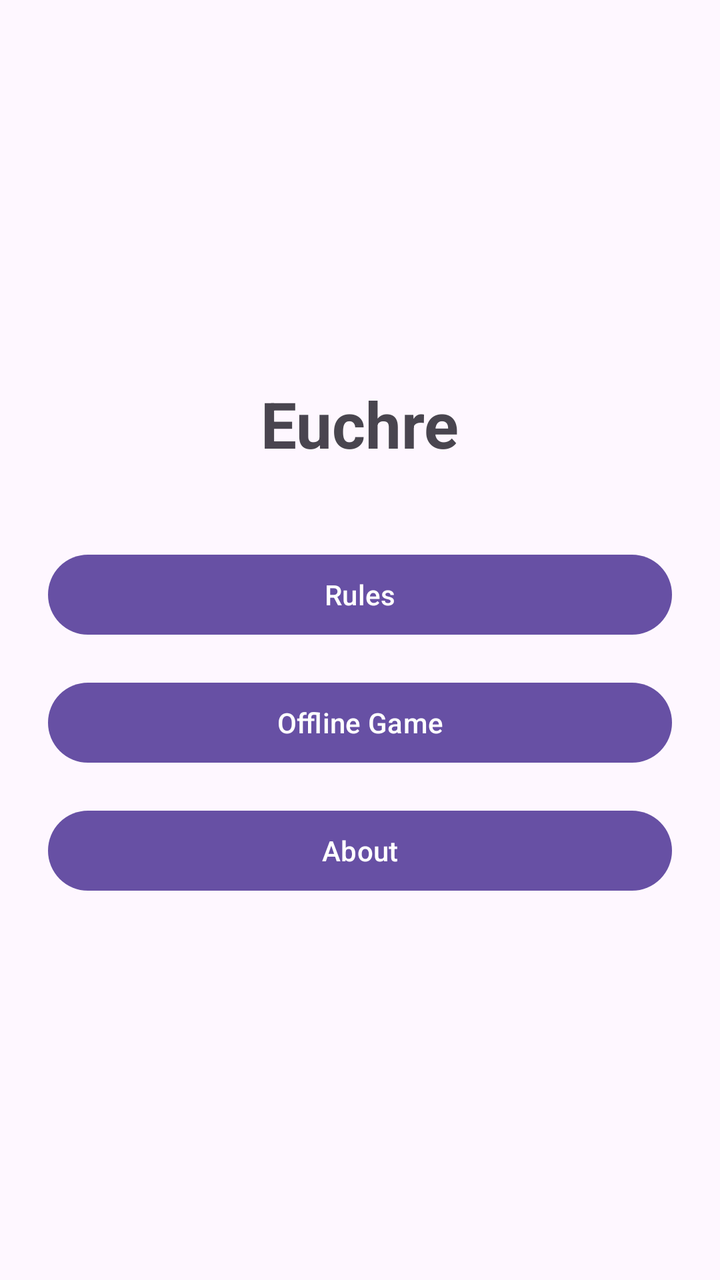
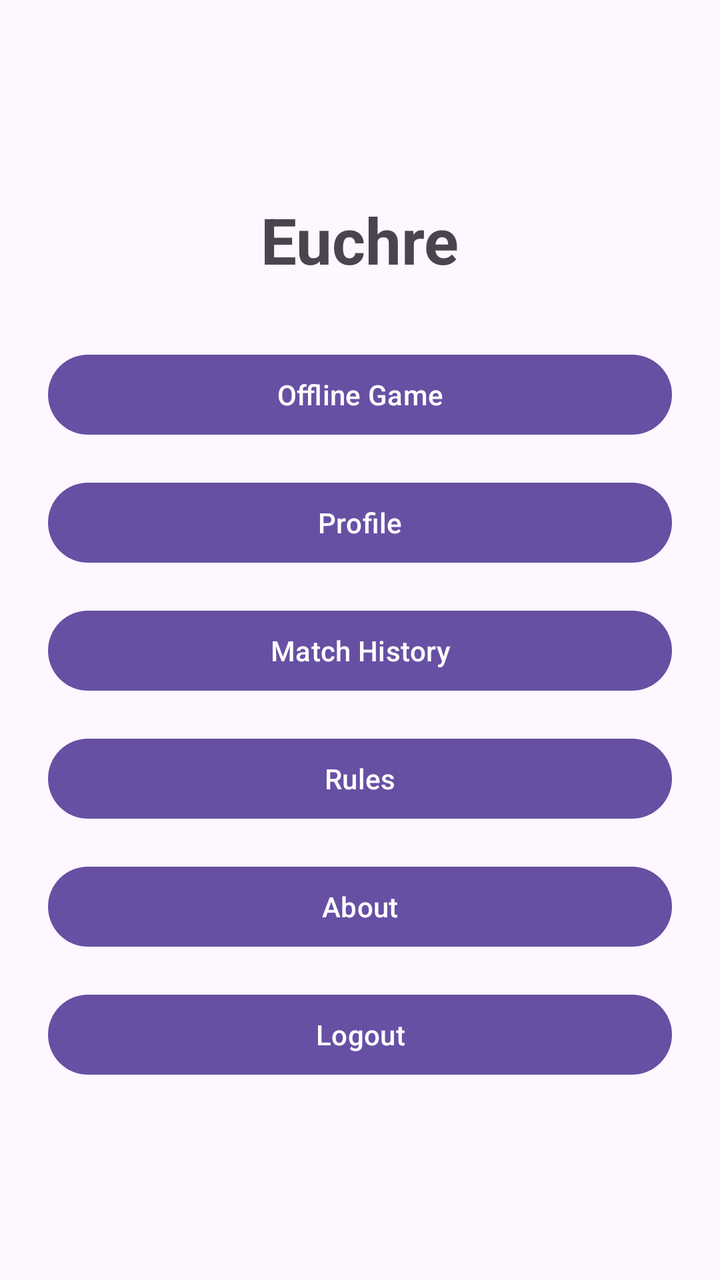

Compare the two renders of this Android layout. The source of the first and the diff that turns it into the second are given below.
<!-- AndroidManifest.xml: application theme Theme.Euchre -->
<!-- res/layout/activity_main.xml -->
<?xml version="1.0" encoding="utf-8"?>
<LinearLayout xmlns:android="http://schemas.android.com/apk/res/android"
    android:layout_width="match_parent"
    android:layout_height="match_parent"
    android:orientation="vertical"
    android:gravity="center"
    android:padding="24dp">

    <TextView
        android:layout_width="wrap_content"
        android:layout_height="wrap_content"
        android:text="Euchre"
        android:textSize="32sp"
        android:textStyle="bold"
        android:layout_marginBottom="40dp"/>

    <Button
        android:id="@+id/btnRules"
        android:layout_width="match_parent"
        android:layout_height="wrap_content"
        android:text="Rules"
        android:layout_marginBottom="16dp"/>

    <Button
        android:id="@+id/btnOfflineGame"
        android:layout_width="match_parent"
        android:layout_height="wrap_content"
        android:text="Offline Game"
        android:layout_marginBottom="16dp"/>

    <Button
        android:id="@+id/btnAbout"
        android:layout_width="match_parent"
        android:layout_height="wrap_content"
        android:text="About" />

</LinearLayout>
<!-- resources referenced by this layout -->
<resources>
  <style name="Theme.Euchre" parent="Base.Theme.Euchre" />
  <style name="Base.Theme.Euchre" parent="Theme.Material3.DayNight.NoActionBar">
          
          
      </style>
</resources>

<!-- the commit's change to res/layout/activity_main.xml (unified diff, before → after) -->
@@ -7,31 +7,53 @@
     android:padding="24dp">
 
     <TextView
+        android:id="@+id/tvTitle"
         android:layout_width="wrap_content"
         android:layout_height="wrap_content"
         android:text="Euchre"
         android:textSize="32sp"
         android:textStyle="bold"
-        android:layout_marginBottom="40dp"/>
+        android:layout_marginBottom="32dp" />
+
+    <Button
+        android:id="@+id/btnOfflineGame"
+        android:layout_width="match_parent"
+        android:layout_height="wrap_content"
+        android:text="Offline Game"
+        android:layout_marginBottom="16dp" />
+
+    <Button
+        android:id="@+id/btnProfile"
+        android:layout_width="match_parent"
+        android:layout_height="wrap_content"
+        android:text="Profile"
+        android:layout_marginBottom="16dp" />
+
+    <Button
+        android:id="@+id/btnHistory"
+        android:layout_width="match_parent"
+        android:layout_height="wrap_content"
+        android:text="Match History"
+        android:layout_marginBottom="16dp" />
 
     <Button
         android:id="@+id/btnRules"
         android:layout_width="match_parent"
         android:layout_height="wrap_content"
         android:text="Rules"
-        android:layout_marginBottom="16dp"/>
-
-    <Button
-        android:id="@+id/btnOfflineGame"
-        android:layout_width="match_parent"
-        android:layout_height="wrap_content"
-        android:text="Offline Game"
-        android:layout_marginBottom="16dp"/>
+        android:layout_marginBottom="16dp" />
 
     <Button
         android:id="@+id/btnAbout"
         android:layout_width="match_parent"
         android:layout_height="wrap_content"
-        android:text="About" />
+        android:text="About"
+        android:layout_marginBottom="16dp" />
+
+    <Button
+        android:id="@+id/btnLogout"
+        android:layout_width="match_parent"
+        android:layout_height="wrap_content"
+        android:text="Logout" />
 
 </LinearLayout>
